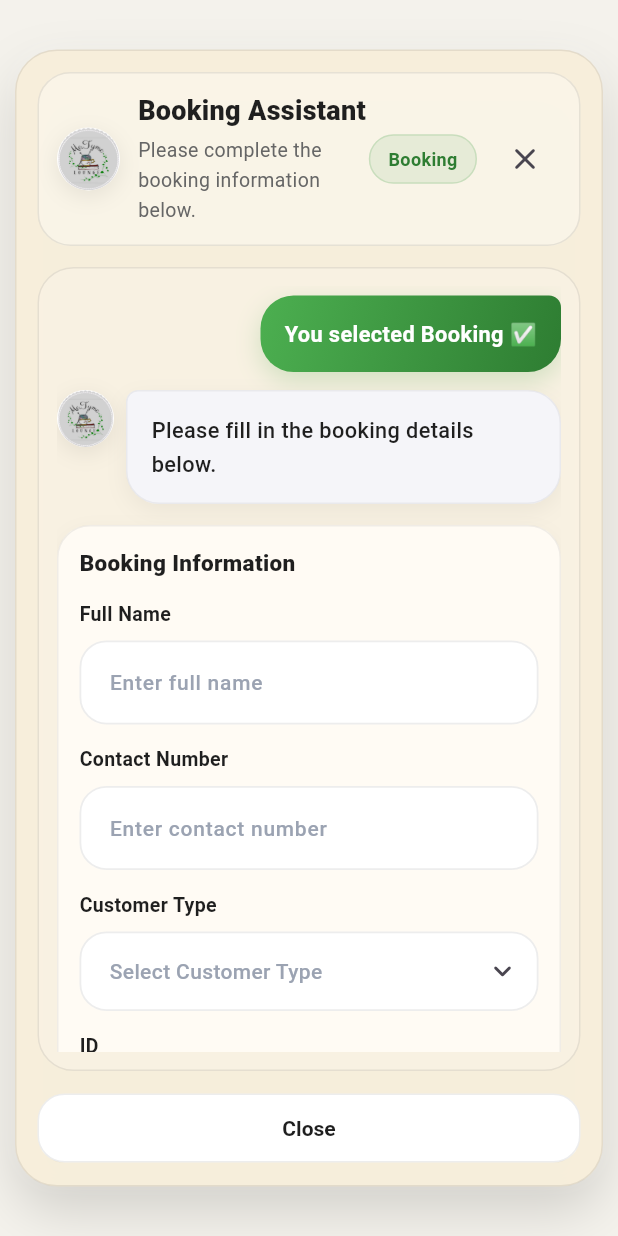
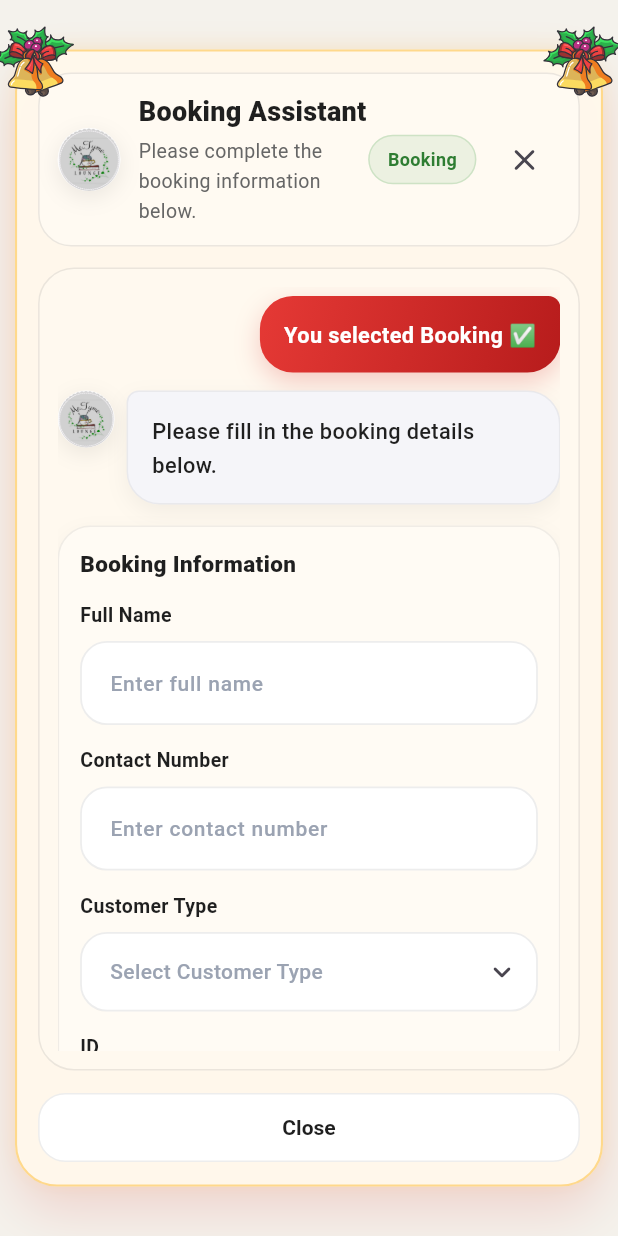
Before and after one commit to JamesSerenio/AI_Metyme, a Flutter app: the BookingModalPage screen opened directly, on a phone screen of 412 x 824 dp. Run offline on Flutter 3.47's test engine with Material 3 defaults, Android fonts, the phone set to English and light mode, and no system bars; our stand-ins replace lottie, supabase_flutter; accounts and stored records are empty.

Commit message:
added christmas theme

```diff
--- a/lib/pages/Booking.dart
+++ b/lib/pages/Booking.dart
@@ -1,6 +1,7 @@
 import 'dart:math';
 
 import 'package:flutter/material.dart';
+import 'package:lottie/lottie.dart';
 import '../styles/Booking_styles.dart';
 import '../utils/supabase_client.dart';
 
@@ -1113,7 +1114,10 @@ class _BookingModalPageState extends State<BookingModalPage>
           child: SlideTransition(
             position: slideAnim,
             child: Center(
-              child: Container(
+              child: Stack(
+                clipBehavior: Clip.none,
+                children: [
+                  Container(
                     width: modalWidth,
                     height: modalHeight,
                     margin: EdgeInsets.all(isMobile ? 10 : 18),
@@ -1174,7 +1178,8 @@ class _BookingModalPageState extends State<BookingModalPage>
                               children: [
                                 buildSuccessBubble('You selected Booking ✅'),
                                 buildAiBubble(
-                              text: 'Please fill in the booking details below.',
+                                  text:
+                                      'Please fill in the booking details below.',
                                 ),
                                 if (showForm) ...[
                                   const SizedBox(height: 8),
@@ -1182,7 +1187,9 @@ class _BookingModalPageState extends State<BookingModalPage>
                                     duration: const Duration(milliseconds: 350),
                                     opacity: 1,
                                     child: Container(
-                                  padding: EdgeInsets.all(isMobile ? 14 : 18),
+                                      padding: EdgeInsets.all(
+                                        isMobile ? 14 : 18,
+                                      ),
                                       decoration: BookingModalStyles.formCard,
                                       child: Column(
                                         crossAxisAlignment:
@@ -1190,7 +1197,8 @@ class _BookingModalPageState extends State<BookingModalPage>
                                         children: [
                                           Text(
                                             'Booking Information',
-                                        style: BookingModalStyles.sectionTitle,
+                                            style:
+                                                BookingModalStyles.sectionTitle,
                                           ),
                                           const SizedBox(height: 14),
                                           buildTextField(
@@ -1219,7 +1227,9 @@ class _BookingModalPageState extends State<BookingModalPage>
                                           const SizedBox(height: 14),
                                           buildDropdownField(
                                             label: 'ID',
-                                        valueText: idTypeText(selectedIdType),
+                                            valueText: idTypeText(
+                                              selectedIdType,
+                                            ),
                                             onTap: pickIdType,
                                             errorText: idTypeError,
                                           ),
@@ -1253,19 +1263,24 @@ class _BookingModalPageState extends State<BookingModalPage>
                                               emptyText:
                                                   'Pick reservation date range',
                                               onTap: pickReservationRange,
-                                          icon: Icons.calendar_month_rounded,
+                                              icon:
+                                                  Icons.calendar_month_rounded,
                                               errorText: reservationRangeError,
                                             ),
                                             const SizedBox(height: 14),
                                             buildDropdownField(
-                                          label: 'Time Started (Reservation)',
-                                          valueText: reservationStartTimeText(
+                                              label:
+                                                  'Time Started (Reservation)',
+                                              valueText:
+                                                  reservationStartTimeText(
                                                     selectedReservationStartTime,
                                                   ),
-                                          emptyText: 'Pick reservation time',
+                                              emptyText:
+                                                  'Pick reservation time',
                                               onTap: pickReservationStartTime,
                                               icon: Icons.access_time_rounded,
-                                          errorText: reservationStartTimeError,
+                                              errorText:
+                                                  reservationStartTimeError,
                                             ),
                                           ],
                                           if (shouldShowSeatField) ...[
@@ -1282,8 +1297,10 @@ class _BookingModalPageState extends State<BookingModalPage>
                                           if (shouldShowTimeAvail) ...[
                                             const SizedBox(height: 14),
                                             buildDropdownField(
-                                          label: 'Time Avail (HH:MM or hours)',
-                                          valueText: timeAvailController.text,
+                                              label:
+                                                  'Time Avail (HH:MM or hours)',
+                                              valueText:
+                                                  timeAvailController.text,
                                               emptyText: 'Pick time available',
                                               onTap: pickTimeAvail,
                                               icon: Icons.schedule_rounded,
@@ -1306,8 +1323,10 @@ class _BookingModalPageState extends State<BookingModalPage>
                                                           height: 22,
                                                           child:
                                                               CircularProgressIndicator(
-                                                            strokeWidth: 2.4,
-                                                            color: Colors.white,
+                                                                strokeWidth:
+                                                                    2.4,
+                                                                color: Colors
+                                                                    .white,
                                                               ),
                                                         )
                                                       : const Text('Submit'),
@@ -1320,7 +1339,8 @@ class _BookingModalPageState extends State<BookingModalPage>
                                     ),
                                   ),
                                 ],
-                            if (submitted && generatedBookingCode != null) ...[
+                                if (submitted &&
+                                    generatedBookingCode != null) ...[
                                   const SizedBox(height: 12),
                                   buildAiBubble(
                                     text:
@@ -1348,6 +1368,30 @@ class _BookingModalPageState extends State<BookingModalPage>
                         ),
                       ],
                     ),
+                  ),
+
+                  Positioned(
+                    top: -18,
+                    left: -12,
+                    child: Lottie.asset(
+                      BookingModalStyles.christmasBellsJson,
+                      width: isMobile ? 70 : 90,
+                      height: isMobile ? 70 : 90,
+                      repeat: true,
+                    ),
+                  ),
+
+                  Positioned(
+                    top: -18,
+                    right: -12,
+                    child: Lottie.asset(
+                      BookingModalStyles.christmasBellsJson,
+                      width: isMobile ? 70 : 90,
+                      height: isMobile ? 70 : 90,
+                      repeat: true,
+                    ),
+                  ),
+                ],
               ),
             ),
           ),
--- a/lib/styles/Booking_styles.dart
+++ b/lib/styles/Booking_styles.dart
@@ -1,6 +1,16 @@
+import 'dart:ui';
 import 'package:flutter/material.dart';
 
 class BookingModalStyles {
+  static const bool christmasMode = true;
+
+  static const String christmasBellsJson = 'assets/lottie/Christmas Bells.json';
+  static const String christmasBallJson = 'assets/lottie/Christmas Ball.json';
+  static const String snowflakesJson = 'assets/lottie/Snowflakes.json';
+
+  static const Color christmasRed = Color(0xFFD32F2F);
+  static const Color christmasGold = Color(0xFFFFC857);
+  static const Color christmasCream = Color(0xFFFFF8EC);
   static const Color pageBg = Color(0xFFF4F2EC);
   static const Color cardBg = Color(0xFFF7EEDB);
   static const Color panelBg = Color(0xFFFFFBF4);
@@ -13,18 +23,29 @@ class BookingModalStyles {
   static const Color borderSoft = Color(0x1A000000);
 
   static BoxDecoration modalCard = BoxDecoration(
-    color: cardBg.withOpacity(0.98),
+    color: christmasMode
+        ? christmasCream.withOpacity(0.98)
+        : cardBg.withOpacity(0.98),
     borderRadius: BorderRadius.circular(28),
-    border: Border.all(color: Colors.black.withOpacity(0.08), width: 1),
+    border: Border.all(
+      color: christmasMode
+          ? christmasGold.withOpacity(0.65)
+          : Colors.black.withOpacity(0.08),
+      width: christmasMode ? 1.4 : 1,
+    ),
     boxShadow: [
       BoxShadow(
-        color: Colors.black.withOpacity(0.14),
+        color: christmasMode
+            ? christmasRed.withOpacity(0.16)
+            : Colors.black.withOpacity(0.14),
         blurRadius: 30,
         offset: const Offset(0, 16),
       ),
       BoxShadow(
-        color: Colors.white.withOpacity(0.18),
-        blurRadius: 8,
+        color: christmasMode
+            ? christmasGold.withOpacity(0.18)
+            : Colors.white.withOpacity(0.18),
+        blurRadius: 10,
         offset: const Offset(0, -2),
       ),
     ],
@@ -61,14 +82,14 @@ class BookingModalStyles {
     gradient: const LinearGradient(
       begin: Alignment.topLeft,
       end: Alignment.bottomRight,
-      colors: [Color(0xFF4CAF50), Color(0xFF2E7D32)],
+      colors: [Color(0xFFE53935), Color(0xFFB71C1C)],
     ),
     borderRadius: BorderRadius.circular(
       22,
     ).copyWith(topRight: const Radius.circular(8)),
     boxShadow: [
       BoxShadow(
-        color: primary.withOpacity(0.22),
+        color: christmasRed.withOpacity(0.24),
         blurRadius: 14,
         offset: const Offset(0, 6),
       ),
```
Lines whose indentation alone changed are shown as unchanged.
